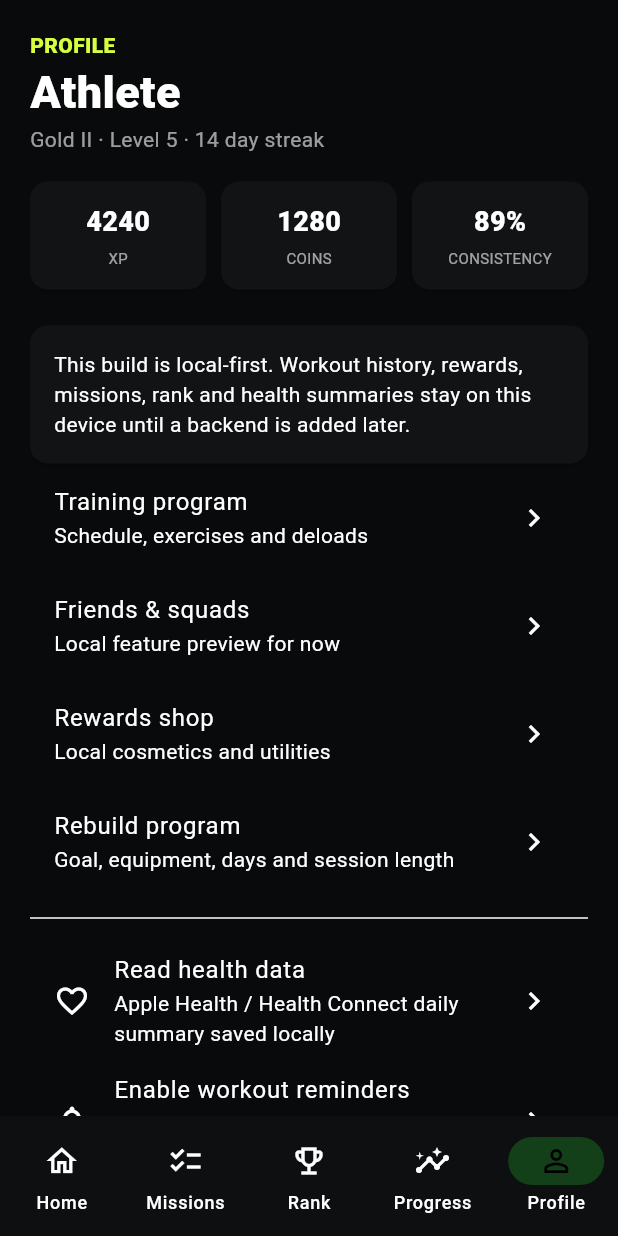
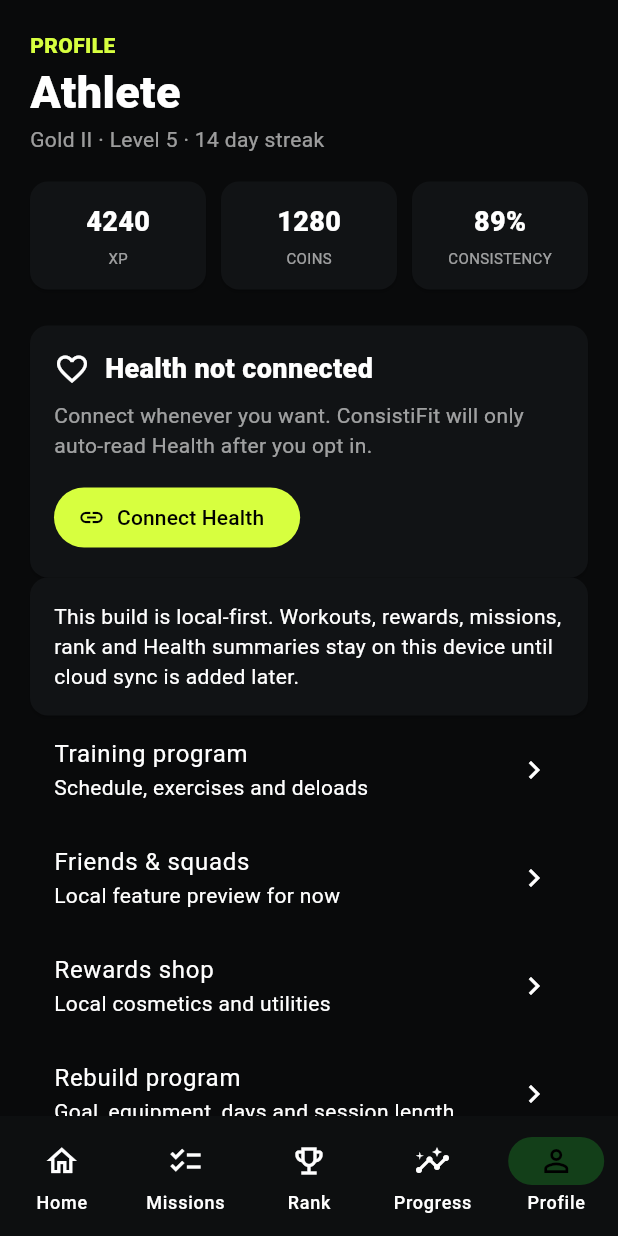
Before and after one commit to Bhrcs/ConsistiFit, a Flutter app: the screen it shows after launch, item 5 of the bottom bar chosen, on a phone screen of 412 x 824 dp. Run offline on Flutter 3.47's test engine with Material 3 defaults, Android fonts, the phone set to English and light mode, and no system bars; our stand-ins replace flutter_local_notifications, flutter_riverpod, go_router, shared_preferences; missing offline and left inert: health.

Commit message:
Add connect sync and disconnect health controls

```diff
--- a/flutter_app/lib/features/profile/profile_screen.dart
+++ b/flutter_app/lib/features/profile/profile_screen.dart
@@ -1,51 +1,100 @@
 import 'package:flutter/material.dart';
 import 'package:go_router/go_router.dart';
 import '../../models/models.dart';
-import '../../services/health_service.dart';
+import '../../services/health_connection_service.dart';
 import '../../services/local_state_service.dart';
 import '../../services/notification_service.dart';
 
-class ProfileScreen extends StatelessWidget {
+class ProfileScreen extends StatefulWidget {
   const ProfileScreen({super.key});
 
-  Future<void> _connectHealth(BuildContext context) async {
+  @override
+  State<ProfileScreen> createState() => _ProfileScreenState();
+}
+
+class _ProfileScreenState extends State<ProfileScreen> {
+  final local = LocalStateService();
+  final health = HealthConnectionService();
+
+  bool healthConnected = false;
+  HealthSnapshot snapshot = const HealthSnapshot(steps: 0, activeCalories: 0, sleepMinutes: 0, savedAt: null);
+  bool healthBusy = false;
+
+  @override
+  void initState() {
+    super.initState();
+    _loadHealthState();
+  }
+
+  Future<void> _loadHealthState() async {
+    final connected = await local.healthConnected();
+    final latest = await local.healthSnapshotToday();
+    if (!mounted) return;
+    setState(() {
+      healthConnected = connected;
+      snapshot = latest;
+    });
+  }
+
+  Future<void> _connectHealth() async {
+    setState(() => healthBusy = true);
     try {
-      final health = HealthService();
-      await health.configure();
-      final granted = await health.requestReadAccess();
-      if (!granted) {
-        if (context.mounted) ScaffoldMessenger.of(context).showSnackBar(const SnackBar(content: Text('Health access was not granted.')));
-        return;
+      final result = await health.connect();
+      if (!mounted) return;
+      if (result == null) {
+        ScaffoldMessenger.of(context).showSnackBar(const SnackBar(content: Text('Health access was not granted. You can try again anytime.')));
+      } else {
+        ScaffoldMessenger.of(context).showSnackBar(SnackBar(content: Text('Health connected · ${result.summary.steps} steps synced.')));
       }
-      final summary = await health.syncToday();
-      await LocalStateService().saveHealthSnapshot(
-        steps: summary.steps,
-        activeCalories: summary.activeCalories,
-        sleepMinutes: summary.sleepMinutes,
-      );
-      if (context.mounted) {
-        ScaffoldMessenger.of(context).showSnackBar(SnackBar(content: Text('Health saved locally · ${summary.steps} steps · ${summary.activeCalories.toStringAsFixed(0)} active calories · ${summary.sleepMinutes} sleep minutes.')));
-      }
+      await _loadHealthState();
     } catch (error) {
-      if (context.mounted) ScaffoldMessenger.of(context).showSnackBar(SnackBar(content: Text('Health setup needs a supported iPhone/Android device: $error')));
+      if (mounted) ScaffoldMessenger.of(context).showSnackBar(SnackBar(content: Text('Health connection needs a supported iPhone/Android device: $error')));
+    } finally {
+      if (mounted) setState(() => healthBusy = false);
     }
   }
 
-  Future<void> _enableNotifications(BuildContext context) async {
+  Future<void> _syncHealth() async {
+    setState(() => healthBusy = true);
+    try {
+      final result = await health.syncIfConnected();
+      if (!mounted) return;
+      if (result == null) {
+        ScaffoldMessenger.of(context).showSnackBar(const SnackBar(content: Text('Connect Health first.')));
+      } else {
+        ScaffoldMessenger.of(context).showSnackBar(SnackBar(content: Text('Synced ${result.summary.steps} steps · ${result.summary.activeCalories.toStringAsFixed(0)} active calories.')));
+      }
+      await _loadHealthState();
+    } catch (error) {
+      if (mounted) ScaffoldMessenger.of(context).showSnackBar(SnackBar(content: Text('Health sync failed: $error')));
+    } finally {
+      if (mounted) setState(() => healthBusy = false);
+    }
+  }
+
+  Future<void> _disconnectHealth() async {
+    await health.disconnect();
+    await _loadHealthState();
+    if (mounted) {
+      ScaffoldMessenger.of(context).showSnackBar(const SnackBar(content: Text('ConsistiFit stopped reading Health automatically. OS permission can still be changed in system settings.')));
+    }
+  }
+
+  Future<void> _enableNotifications() async {
     try {
       final notifications = NotificationService();
       await notifications.initialize();
       await notifications.requestPermissions();
       await notifications.showWorkoutReady();
-      if (context.mounted) ScaffoldMessenger.of(context).showSnackBar(const SnackBar(content: Text('Notification permissions requested and test reminder sent.')));
+      if (mounted) ScaffoldMessenger.of(context).showSnackBar(const SnackBar(content: Text('Notification permissions requested and test reminder sent.')));
     } catch (error) {
-      if (context.mounted) ScaffoldMessenger.of(context).showSnackBar(SnackBar(content: Text('Notification setup needs a supported mobile device: $error')));
+      if (mounted) ScaffoldMessenger.of(context).showSnackBar(SnackBar(content: Text('Notification setup needs a supported mobile device: $error')));
     }
   }
 
-  Future<void> _reset(BuildContext context) async {
-    await LocalStateService().resetDemo();
-    if (context.mounted) {
+  Future<void> _reset() async {
+    await local.resetDemo();
+    if (mounted) {
       ScaffoldMessenger.of(context).showSnackBar(const SnackBar(content: Text('Local demo data reset.')));
       context.go('/');
     }
@@ -54,9 +103,9 @@
   @override
   Widget build(BuildContext context) => SafeArea(
         child: FutureBuilder<ProfileSnapshot>(
-          future: LocalStateService().profile(),
-          builder: (context, snapshot) {
-            final profile = snapshot.data ?? ProfileSnapshot.demo;
+          future: local.profile(),
+          builder: (context, profileSnapshot) {
+            final profile = profileSnapshot.data ?? ProfileSnapshot.demo;
             return ListView(
               padding: const EdgeInsets.all(20),
               children: <Widget>[
@@ -74,20 +123,63 @@
                   ],
                 ),
                 const SizedBox(height: 24),
-                const Card(child: Padding(padding: EdgeInsets.all(16), child: Text('This build is local-first. Workout history, rewards, missions, rank and health summaries stay on this device until a backend is added later.'))),
+                Card(
+                  child: Padding(
+                    padding: const EdgeInsets.all(16),
+                    child: Column(
+                      crossAxisAlignment: CrossAxisAlignment.start,
+                      children: <Widget>[
+                        Row(
+                          children: <Widget>[
+                            Icon(healthConnected ? Icons.favorite : Icons.favorite_outline, color: healthConnected ? Theme.of(context).colorScheme.primary : null),
+                            const SizedBox(width: 10),
+                            Expanded(child: Text(healthConnected ? 'Health connected' : 'Health not connected', style: const TextStyle(fontSize: 18, fontWeight: FontWeight.w900))),
+                          ],
+                        ),
+                        const SizedBox(height: 8),
+                        Text(
+                          healthConnected
+                              ? '${snapshot.steps} steps today · ${snapshot.activeCalories.toStringAsFixed(0)} active calories${snapshot.savedAt == null ? '' : ' · synced ${_timeLabel(snapshot.savedAt!)}'}'
+                              : 'Connect whenever you want. ConsistiFit will only auto-read Health after you opt in.',
+                          style: const TextStyle(color: Colors.white60),
+                        ),
+                        const SizedBox(height: 14),
+                        if (!healthConnected)
+                          FilledButton.icon(onPressed: healthBusy ? null : _connectHealth, icon: const Icon(Icons.link), label: Text(healthBusy ? 'Connecting…' : 'Connect Health'))
+                        else
+                          Wrap(
+                            spacing: 8,
+                            runSpacing: 8,
+                            children: <Widget>[
+                              FilledButton.icon(onPressed: healthBusy ? null : _syncHealth, icon: const Icon(Icons.sync), label: Text(healthBusy ? 'Syncing…' : 'Sync now')),
+                              OutlinedButton.icon(onPressed: healthBusy ? null : _disconnectHealth, icon: const Icon(Icons.link_off), label: const Text('Disconnect')),
+                            ],
+                          ),
+                      ],
+                    ),
+                  ),
+                ),
+                const Card(child: Padding(padding: EdgeInsets.all(16), child: Text('This build is local-first. Workouts, rewards, missions, rank and Health summaries stay on this device until cloud sync is added later.'))),
                 ListTile(title: const Text('Training program'), subtitle: const Text('Schedule, exercises and deloads'), trailing: const Icon(Icons.chevron_right), onTap: () => context.push('/program')),
                 ListTile(title: const Text('Friends & squads'), subtitle: const Text('Local feature preview for now'), trailing: const Icon(Icons.chevron_right), onTap: () => context.push('/social')),
                 ListTile(title: const Text('Rewards shop'), subtitle: const Text('Local cosmetics and utilities'), trailing: const Icon(Icons.chevron_right), onTap: () => context.push('/shop')),
                 ListTile(title: const Text('Rebuild program'), subtitle: const Text('Goal, equipment, days and session length'), trailing: const Icon(Icons.chevron_right), onTap: () => context.push('/onboarding')),
                 const Divider(height: 30),
-                ListTile(leading: const Icon(Icons.favorite_outline), title: const Text('Read health data'), subtitle: const Text('Apple Health / Health Connect daily summary saved locally'), trailing: const Icon(Icons.chevron_right), onTap: () => _connectHealth(context)),
-                ListTile(leading: const Icon(Icons.notifications_none), title: const Text('Enable workout reminders'), subtitle: const Text('Request permission and send a test reminder'), trailing: const Icon(Icons.chevron_right), onTap: () => _enableNotifications(context)),
-                ListTile(leading: const Icon(Icons.restart_alt), title: const Text('Reset local demo data'), onTap: () => _reset(context)),
+                ListTile(leading: const Icon(Icons.notifications_none), title: const Text('Enable workout reminders'), subtitle: const Text('Request permission and send a test reminder'), trailing: const Icon(Icons.chevron_right), onTap: _enableNotifications),
+                ListTile(leading: const Icon(Icons.restart_alt), title: const Text('Reset local demo data'), onTap: _reset),
               ],
             );
           },
         ),
       );
+
+  String _timeLabel(DateTime time) {
+    final localTime = time.toLocal();
+    final hour = localTime.hour % 12 == 0 ? 12 : localTime.hour % 12;
+    final minute = localTime.minute.toString().padLeft(2, '0');
+    final suffix = localTime.hour >= 12 ? 'PM' : 'AM';
+    return '$hour:$minute $suffix';
+  }
 }
 
 class _Metric extends StatelessWidget {
```
